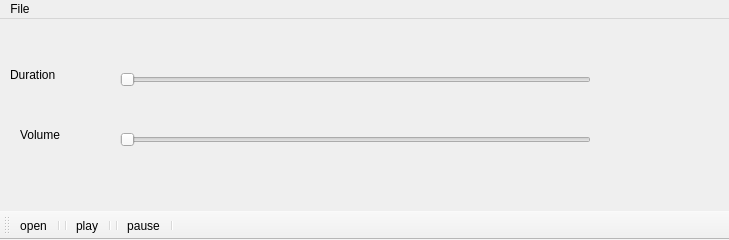
The window that Application/media_player/audio.ui (nnwijesuriya/SE-Y03-C-Plus-And-Cross-Platform-Development) describes before a commit, drawn with Qt 5.
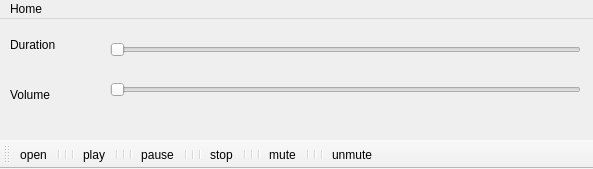
The same window after the commit. Icons and pictures are not drawn.

```diff
--- a/Application/media_player/audio.ui
+++ b/Application/media_player/audio.ui
@@ -6,8 +6,8 @@
    <rect>
     <x>0</x>
     <y>0</y>
-    <width>729</width>
-    <height>240</height>
+    <width>593</width>
+    <height>169</height>
    </rect>
   </property>
   <property name="windowTitle">
@@ -17,8 +17,8 @@
    <widget class="QSlider" name="progress">
     <property name="geometry">
      <rect>
-      <x>120</x>
-      <y>50</y>
+      <x>110</x>
+      <y>20</y>
       <width>471</width>
       <height>21</height>
      </rect>
@@ -30,8 +30,8 @@
    <widget class="QSlider" name="volume">
     <property name="geometry">
      <rect>
-      <x>120</x>
-      <y>110</y>
+      <x>110</x>
+      <y>60</y>
       <width>471</width>
       <height>21</height>
      </rect>
@@ -44,7 +44,7 @@
     <property name="geometry">
      <rect>
       <x>10</x>
-      <y>40</y>
+      <y>10</y>
       <width>91</width>
       <height>31</height>
      </rect>
@@ -59,8 +59,8 @@
    <widget class="QLabel" name="label_2">
     <property name="geometry">
      <rect>
-      <x>20</x>
-      <y>100</y>
+      <x>10</x>
+      <y>60</y>
       <width>91</width>
       <height>31</height>
      </rect>
@@ -78,13 +78,13 @@
     <rect>
      <x>0</x>
      <y>0</y>
-     <width>729</width>
+     <width>593</width>
      <height>26</height>
     </rect>
    </property>
    <widget class="QMenu" name="menuFile">
     <property name="title">
-     <string>File</string>
+     <string>Home</string>
     </property>
     <addaction name="actionhome"/>
    </widget>
@@ -103,11 +103,24 @@
    <addaction name="actionopen"/>
    <addaction name="separator"/>
    <addaction name="separator"/>
+   <addaction name="separator"/>
    <addaction name="actionplay"/>
    <addaction name="separator"/>
    <addaction name="separator"/>
+   <addaction name="separator"/>
    <addaction name="actionpause"/>
    <addaction name="separator"/>
+   <addaction name="separator"/>
+   <addaction name="separator"/>
+   <addaction name="actionstop"/>
+   <addaction name="separator"/>
+   <addaction name="separator"/>
+   <addaction name="separator"/>
+   <addaction name="actionmute"/>
+   <addaction name="separator"/>
+   <addaction name="separator"/>
+   <addaction name="separator"/>
+   <addaction name="actionunmute"/>
   </widget>
   <action name="actionplay">
    <property name="icon">
@@ -148,6 +161,33 @@
     <string>Open A File</string>
    </property>
   </action>
+  <action name="actionstop">
+   <property name="icon">
+    <iconset resource="images.qrc">
+     <normaloff>:/img/images/stop.png</normaloff>:/img/images/stop.png</iconset>
+   </property>
+   <property name="text">
+    <string>stop</string>
+   </property>
+  </action>
+  <action name="actionmute">
+   <property name="icon">
+    <iconset resource="images.qrc">
+     <normaloff>:/img/images/mute.png</normaloff>:/img/images/mute.png</iconset>
+   </property>
+   <property name="text">
+    <string>mute</string>
+   </property>
+  </action>
+  <action name="actionunmute">
+   <property name="icon">
+    <iconset resource="images.qrc">
+     <normaloff>:/img/images/sound.png</normaloff>:/img/images/sound.png</iconset>
+   </property>
+   <property name="text">
+    <string>unmute</string>
+   </property>
+  </action>
  </widget>
  <resources>
   <include location="images.qrc"/>
```
Left out of the diff: 2 changed lines with no effect on the pictures.
